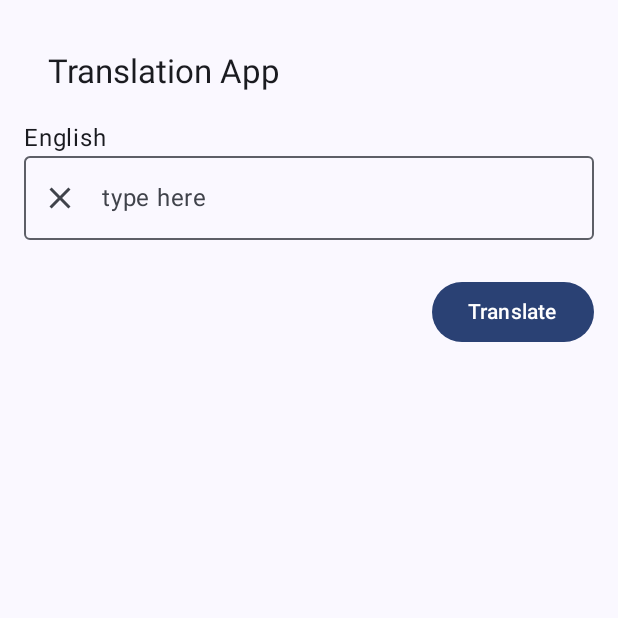
After one commit to jakobakoba/SpeakEasy, an Android app built with Jetpack Compose: the composable TranslationScreen shown on its own in the app's theme, on a phone screen of 412 x 824 dp, the top half of it. The commit adds this screen. Run offline under Robolectric (Android 15) with nearby library versions, the phone set to English and light mode, and no system bars; our stand-ins replace Dagger/Hilt's generated code; libraries missing offline, so code that uses them is left out: com.jakewharton.retrofit2.

Commit message:
translation screen and network

```diff
--- a/app/src/main/AndroidManifest.xml
+++ b/app/src/main/AndroidManifest.xml
@@ -3,6 +3,7 @@
     xmlns:tools="http://schemas.android.com/tools">
 
     <application
+        android:name=".App"
         android:allowBackup="true"
         android:dataExtractionRules="@xml/data_extraction_rules"
         android:fullBackupContent="@xml/backup_rules"
--- /dev/null
+++ b/app/src/main/java/com/bor96dev/speakeasy/app/core/TranslationApi.kt
@@ -0,0 +1,5 @@
+package com.bor96dev.speakeasy.app.core
+
+interface TranslationApi {
+
+}
--- /dev/null
+++ b/app/src/main/java/com/bor96dev/speakeasy/app/core/di/NetworkModule.kt
@@ -0,0 +1,64 @@
+package com.bor96dev.speakeasy.app.core.di
+
+import com.bor96dev.speakeasy.app.BuildConfig
+import com.bor96dev.speakeasy.app.core.TranslationApi
+import com.jakewharton.retrofit2.converter.kotlinx.serialization.asConverterFactory
+import dagger.Lazy
+import dagger.Module
+import dagger.Provides
+import dagger.hilt.InstallIn
+import dagger.hilt.components.SingletonComponent
+import kotlinx.serialization.json.Json
+import okhttp3.Call
+import okhttp3.MediaType.Companion.toMediaType
+import okhttp3.OkHttpClient
+import okhttp3.logging.HttpLoggingInterceptor
+import retrofit2.Retrofit
+import javax.inject.Singleton
+
+
+@Module
+@InstallIn(SingletonComponent::class)
+class NetworkModule {
+
+    @Provides
+    @Singleton
+    fun provideJson(): Json {
+        return Json {
+            ignoreUnknownKeys = true
+        }
+    }
+
+    @Provides
+    @Singleton
+    fun provideOkHttp(): Call.Factory {
+        return OkHttpClient.Builder()
+            .addInterceptor(
+                HttpLoggingInterceptor().apply {
+                    if (BuildConfig.DEBUG) {
+                        setLevel(HttpLoggingInterceptor.Level.BODY)
+                    }
+                }
+            )
+            .build()
+    }
+
+
+    @Provides
+    @Singleton
+    fun provideRetrofit(json: Json, okHttp: Lazy<Call.Factory>): Retrofit {
+        return Retrofit.Builder()
+            .baseUrl("https://ftapi.pythonanywhere.com/")
+            .callFactory { okHttp.get().newCall(it) }
+            .addConverterFactory(
+                json.asConverterFactory("application/json".toMediaType())
+            )
+            .build()
+    }
+
+    @Provides
+    @Singleton
+    fun provideTranslationApi(retrofit: Retrofit): TranslationApi {
+        return retrofit.create(TranslationApi::class.java)
+    }
+}
--- /dev/null
+++ b/app/src/main/java/com/bor96dev/speakeasy/app/core/domain/TranslationUseCase.kt
@@ -0,0 +1,12 @@
+package com.bor96dev.speakeasy.app.core.domain
+
+import com.bor96dev.speakeasy.app.core.TranslationApi
+import javax.inject.Inject
+
+class TranslationUseCase @Inject constructor(
+    private val translationApi: TranslationApi
+) {
+    suspend fun translate(){
+
+    }
+}
--- /dev/null
+++ b/app/src/main/java/com/bor96dev/speakeasy/app/screen/TranslationScreen.kt
@@ -0,0 +1,53 @@
+package com.bor96dev.speakeasy.app.screen
+
+import androidx.compose.foundation.layout.Column
+import androidx.compose.foundation.layout.Spacer
+import androidx.compose.foundation.layout.fillMaxSize
+import androidx.compose.foundation.layout.height
+import androidx.compose.foundation.layout.padding
+import androidx.compose.material3.ExperimentalMaterial3Api
+import androidx.compose.material3.Text
+import androidx.compose.material3.TopAppBar
+import androidx.compose.runtime.Composable
+import androidx.compose.runtime.collectAsState
+import androidx.compose.ui.Modifier
+import androidx.compose.ui.unit.dp
+import androidx.hilt.navigation.compose.hiltViewModel
+import com.bor96dev.speakeasy.app.ui.TextInput
+import com.bor96dev.speakeasy.app.ui.TranslateButton
+import com.bor96dev.speakeasy.app.ui.TranslationResult
+
+@OptIn(ExperimentalMaterial3Api::class)
+@Composable
+fun TranslationScreen(
+    viewModel: TranslationViewModel = hiltViewModel()
+) {
+    val uiState = viewModel.uiState.collectAsState()
+
+    Column(
+        modifier = Modifier
+            .fillMaxSize()
+            .padding(16.dp)
+    ){
+        TopAppBar(title = {Text(text = "Translation App")})
+
+        TextInput(
+            language = uiState.value.sourceLanguage,
+            text = uiState.value.inputText,
+            onTextChange = {viewModel.updateInputText(it)},
+            onClearText = {viewModel.clearInputText()}
+        )
+
+        Spacer(modifier = Modifier.height(16.dp))
+
+        TranslateButton(onTranslate = {viewModel.translateText()})
+
+        uiState.value.translatedText?.let{
+            TranslationResult(it)
+        }
+
+
+
+
+    }
+}
--- /dev/null
+++ b/app/src/main/java/com/bor96dev/speakeasy/app/screen/TranslationViewModel.kt
@@ -0,0 +1,51 @@
+package com.bor96dev.speakeasy.app.screen
+
+import androidx.lifecycle.ViewModel
+import androidx.lifecycle.viewModelScope
+import com.bor96dev.speakeasy.app.core.domain.TranslationUseCase
+import dagger.hilt.android.lifecycle.HiltViewModel
+import kotlinx.coroutines.flow.MutableStateFlow
+import kotlinx.coroutines.flow.StateFlow
+import kotlinx.coroutines.flow.update
+import kotlinx.coroutines.launch
+import javax.inject.Inject
+
+@HiltViewModel
+class TranslationViewModel @Inject constructor(
+    private val translationUseCase: TranslationUseCase
+): ViewModel() {
+    private val _uiState = MutableStateFlow(TranslationUiState())
+    val uiState: StateFlow<TranslationUiState> = _uiState
+
+    fun updateInputText(text: String){
+        _uiState.update {it.copy(inputText = text)}
+    }
+
+    fun clearInputText(){
+        _uiState.update { it.copy(inputText = "") }
+    }
+
+    fun swapLanguages(){
+        _uiState.update {
+            it.copy(
+                sourceLanguage = it.targetLanguage,
+                targetLanguage = it.sourceLanguage
+            )
+        }
+    }
+
+    fun translateText() {
+        viewModelScope.launch {
+//            val result =
+        }
+    }
+
+}
+
+data class TranslationUiState(
+    val sourceLanguage: String = "English",
+    val targetLanguage: String = "Russian",
+    val inputText: String = "",
+    val translatedText: String? = null
+
+)
--- /dev/null
+++ b/app/src/main/java/com/bor96dev/speakeasy/app/ui/Components.kt
@@ -0,0 +1,62 @@
+package com.bor96dev.speakeasy.app.ui
+
+import androidx.compose.foundation.layout.Box
+import androidx.compose.foundation.layout.Column
+import androidx.compose.foundation.layout.fillMaxWidth
+import androidx.compose.foundation.layout.padding
+import androidx.compose.material.icons.Icons
+import androidx.compose.material.icons.filled.Clear
+import androidx.compose.material3.Button
+import androidx.compose.material3.Icon
+import androidx.compose.material3.IconButton
+import androidx.compose.material3.OutlinedTextField
+import androidx.compose.material3.Text
+import androidx.compose.runtime.Composable
+import androidx.compose.ui.Alignment
+import androidx.compose.ui.Modifier
+import androidx.compose.ui.unit.dp
+
+@Composable
+fun TextInput(
+    language: String,
+    text: String,
+    onTextChange: (String) -> Unit,
+    onClearText: () -> Unit
+) {
+    Column {
+        Text(text = language)
+        OutlinedTextField(
+            value = text,
+            onValueChange = onTextChange,
+            modifier = Modifier.fillMaxWidth(),
+            placeholder = {Text("type here")},
+            leadingIcon = { IconButton(onClick = onClearText) {
+                Icon(Icons.Default.Clear, contentDescription = "Clear")
+            } }
+        )
+    }
+}
+
+@Composable
+fun TranslateButton(onTranslate: () -> Unit){
+    Box (modifier = Modifier.fillMaxWidth()){
+       Button(
+           onClick = onTranslate,
+           modifier = Modifier
+               .align(Alignment.CenterEnd)
+               .padding(top = 8.dp)
+       ) {
+           Text(text = "Translate")
+       }
+    }
+}
+
+@Composable
+fun TranslationResult(result: String) {
+    OutlinedTextField(
+        value = result,
+        onValueChange = {},
+        readOnly = true,
+        modifier = Modifier.fillMaxWidth()
+    )
+}
--- a/build.gradle.kts
+++ b/build.gradle.kts
@@ -3,4 +3,5 @@ plugins {
     alias(libs.plugins.android.application) apply false
     alias(libs.plugins.kotlin.android) apply false
     alias(libs.plugins.kotlin.compose) apply false
+    alias(libs.plugins.kotlinx.serialization) apply false
 }
--- a/gradle.properties
+++ b/gradle.properties
@@ -21,3 +21,5 @@ kotlin.code.style=official
 # resources declared in the library itself and none from the library's dependencies,
 # thereby reducing the size of the R class for that library
 android.nonTransitiveRClass=true
+
+android.defaults.buildfeatures.buildconfig = true
```
Also changed, not shown: app/build.gradle.kts (+34 -1 lines), app/src/main/java/com/bor96dev/speakeasy/app/App.kt (added, +7 -0 lines), app/src/main/java/com/bor96dev/speakeasy/app/MainActivity.kt (+115 -73 lines), gradle/libs.versions.toml (+35 -4 lines).
